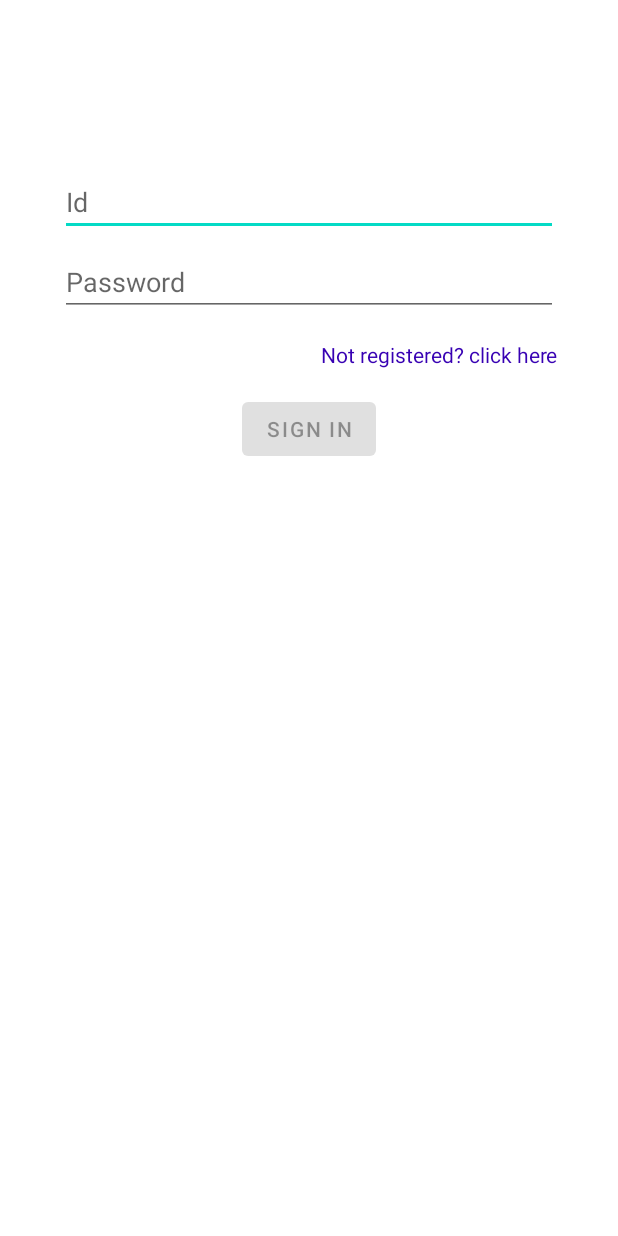
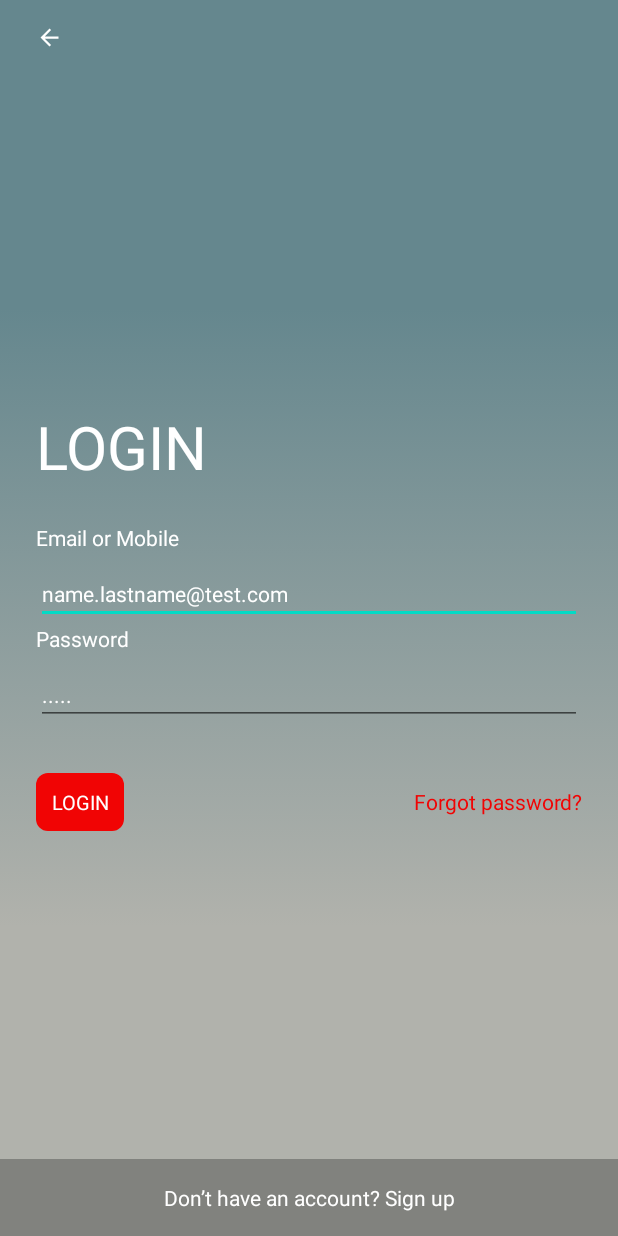
Before and after one commit to amir-hossain/hi-dear, an Android app: the LoginActivity screen opened directly, with no data from a screen before it, on a phone screen of 412 x 824 dp. Run offline under Robolectric (Android 15) with nearby library versions, the phone set to English and light mode, and no system bars; our stand-ins replace Room's generated code; libraries missing offline, so code that uses them is left out: jp.wasabeef.glide; 1 statement that could not run was skipped.

Commit message:
Login page design added

```diff
--- a/app/build.gradle
+++ b/app/build.gradle
@@ -60,4 +60,7 @@ dependencies {
     implementation 'androidx.navigation:navigation-fragment-ktx:2.3.2'
     implementation 'androidx.navigation:navigation-ui-ktx:2.3.2'
     kapt 'androidx.room:room-compiler:2.2.6'
+    implementation 'com.github.bumptech.glide:glide:4.12.0'
+    kapt 'com.github.bumptech.glide:compiler:4.12.0'
+    implementation 'jp.wasabeef:glide-transformations:4.3.0'
 }
--- a/app/src/main/AndroidManifest.xml
+++ b/app/src/main/AndroidManifest.xml
@@ -14,7 +14,8 @@
         <activity
             android:name=".ui.activity.login.LoginActivity"
             android:label="@string/app_name"
-            android:theme="@style/Theme.HiDear.Login">
+            android:theme="@style/Theme.HiDear.Login"
+            android:exported="true">
 
         </activity>
         <activity android:name=".ui.activity.register.RegistrationActivity" />
--- /dev/null
+++ b/app/src/main/java/com/hi/dear/ui/PasswordTransformation.kt
@@ -0,0 +1,23 @@
+package com.hi.dear.ui
+
+import android.text.method.PasswordTransformationMethod
+import android.view.View
+
+class PasswordTransformation : PasswordTransformationMethod() {
+    override fun getTransformation(source: CharSequence?, view: View?): CharSequence? {
+        return PasswordCharSequence(source ?: "")
+    }
+
+    private class PasswordCharSequence(private val source: CharSequence) : CharSequence {
+        override val length: Int
+            get() = source.length
+
+        override fun get(index: Int): Char {
+            return '.'
+        }
+
+        override fun subSequence(start: Int, end: Int): CharSequence {
+            return source.subSequence(start, end) // Return default
+        }
+    }
+}
--- a/app/src/main/java/com/hi/dear/ui/activity/login/LoginActivity.kt
+++ b/app/src/main/java/com/hi/dear/ui/activity/login/LoginActivity.kt
@@ -2,6 +2,7 @@ package com.hi.dear.ui.activity.login
 
 import android.app.Activity
 import android.content.Intent
+import android.graphics.drawable.Drawable
 import android.os.Bundle
 import android.text.Editable
 import android.text.TextWatcher
@@ -10,15 +11,22 @@ import android.widget.EditText
 import android.widget.Toast
 import androidx.lifecycle.Observer
 import androidx.lifecycle.ViewModelProvider
+import com.bumptech.glide.Glide
+import com.bumptech.glide.request.RequestOptions.bitmapTransform
+import com.bumptech.glide.request.target.CustomTarget
+import com.bumptech.glide.request.transition.Transition
 import com.hi.dear.R
 import com.hi.dear.data.model.common.UserCore
 import com.hi.dear.databinding.ActivityLoginBinding
 import com.hi.dear.repo.LoginRepository
 import com.hi.dear.source.local.LocalLoginSource
+import com.hi.dear.ui.PasswordTransformation
 import com.hi.dear.ui.PrefsManager
 import com.hi.dear.ui.activity.main.MainActivity
 import com.hi.dear.ui.activity.register.RegistrationActivity
 import com.hi.dear.ui.base.BaseActivity
+import jp.wasabeef.glide.transformations.BlurTransformation
+
 
 class LoginActivity : BaseActivity() {
 
@@ -34,11 +42,15 @@ class LoginActivity : BaseActivity() {
         val login = binding.login
         val loading = binding.loading
 
+        burBackground(binding.container, R.drawable.img_background)
+        binding.password.transformationMethod = PasswordTransformation()
         loginViewModel = ViewModelProvider(
             this,
             ViewModelFactory(LoginRepository(LocalLoginSource(application)))
         )
             .get(LoginViewModel::class.java)
+
+        binding.back.setOnClickListener { onBackPressed() }
 
         loginViewModel.loginFormState.observe(this@LoginActivity, Observer {
             val loginState = it ?: return@Observer
@@ -96,6 +108,24 @@ class LoginActivity : BaseActivity() {
         }
     }
 
+    private fun burBackground(view: View, imageId: Int) {
+        Glide.with(this)
+            .load(imageId)
+            .apply(bitmapTransform(BlurTransformation(100)))
+            .into(object : CustomTarget<Drawable>() {
+                override fun onLoadCleared(placeholder: Drawable?) {
+
+                }
+
+                override fun onResourceReady(
+                    resource: Drawable,
+                    transition: Transition<in Drawable>?
+                ) {
+                    view.background = resource
+                }
+            })
+    }
+
     private fun updateUiWithUser(model: UserCore?) {
         val welcome = getString(R.string.welcome)
         val displayName = model?.name
--- /dev/null
+++ b/app/src/main/res/drawable/ic_back.xml
@@ -0,0 +1,9 @@
+<vector xmlns:android="http://schemas.android.com/apk/res/android"
+    android:width="18dp"
+    android:height="18dp"
+    android:viewportWidth="24"
+    android:viewportHeight="24">
+    <path
+        android:pathData="M20,11H7.83l5.59,-5.59L12,4l-8,8 8,8 1.41,-1.41L7.83,13H20v-2z"
+        android:fillColor="#ffffff" />
+</vector>
--- a/app/src/main/res/layout/activity_login.xml
+++ b/app/src/main/res/layout/activity_login.xml
@@ -5,72 +5,132 @@
     android:id="@+id/container"
     android:layout_width="match_parent"
     android:layout_height="match_parent"
-    android:paddingLeft="@dimen/activity_horizontal_margin"
-    android:paddingTop="@dimen/activity_vertical_margin"
-    android:paddingRight="@dimen/activity_horizontal_margin"
-    android:paddingBottom="@dimen/activity_vertical_margin"
+    android:background="@drawable/img_background"
     tools:context=".ui.activity.login.LoginActivity">
+
+
+    <ImageView
+        android:id="@+id/back"
+        android:layout_width="wrap_content"
+        android:layout_height="wrap_content"
+        android:layout_marginStart="24dp"
+        android:layout_marginTop="16dp"
+        app:layout_constraintStart_toStartOf="parent"
+        app:layout_constraintTop_toTopOf="parent"
+        app:srcCompat="@drawable/ic_back" />
+
+
+    <LinearLayout
+        android:id="@+id/linearLayout"
+        android:layout_width="match_parent"
+        android:layout_height="wrap_content"
+        android:layout_marginStart="@dimen/dp_24"
+        android:layout_marginEnd="@dimen/dp_24"
+        android:orientation="vertical"
+        app:layout_constraintBottom_toBottomOf="parent"
+        app:layout_constraintStart_toStartOf="parent"
+        app:layout_constraintTop_toTopOf="parent">
+
+        <TextView
+            android:id="@+id/textView"
+            android:layout_width="wrap_content"
+            android:layout_height="wrap_content"
+            android:layout_above="@+id/label1"
+            android:layout_marginBottom="24dp"
+            android:text="@string/login"
+            android:textColor="@color/white"
+            android:textSize="40sp" />
+
+        <TextView
+            android:id="@+id/label1"
+            android:layout_width="wrap_content"
+            android:layout_height="wrap_content"
+            android:text="@string/email_mobile"
+            android:textColor="@color/white"
+            android:textSize="14sp" />
 
         <EditText
             android:id="@+id/id"
-        android:layout_width="0dp"
+            android:layout_width="match_parent"
             android:layout_height="wrap_content"
-        android:layout_marginStart="24dp"
-        android:layout_marginTop="96dp"
-        android:layout_marginEnd="24dp"
-        android:hint="@string/prompt_id"
+            android:layout_marginTop="@dimen/dp_8"
+            android:hint="@string/prompt_email"
             android:inputType="text"
             android:selectAllOnFocus="true"
-        app:layout_constraintEnd_toEndOf="parent"
-        app:layout_constraintStart_toStartOf="parent"
-        app:layout_constraintTop_toTopOf="parent" />
+            android:textColor="@color/white"
+            android:textColorHint="@color/white"
+            android:textSize="14sp" />
+
+        <TextView
+            android:id="@+id/label2"
+            android:layout_width="wrap_content"
+            android:layout_height="wrap_content"
+            android:text="@string/password"
+            android:textColor="@color/white"
+            android:textSize="14sp" />
 
         <EditText
             android:id="@+id/password"
-        android:layout_width="0dp"
+            android:layout_width="match_parent"
             android:layout_height="wrap_content"
-        android:layout_marginStart="24dp"
             android:layout_marginTop="8dp"
-        android:layout_marginEnd="24dp"
             android:hint="@string/prompt_password"
             android:imeActionLabel="@string/action_sign_in_short"
             android:imeOptions="actionDone"
             android:inputType="textPassword"
             android:selectAllOnFocus="true"
-        app:layout_constraintEnd_toEndOf="parent"
-        app:layout_constraintStart_toStartOf="parent"
-        app:layout_constraintTop_toBottomOf="@+id/id" />
-
-    <Button
-        android:id="@+id/login"
-        android:layout_width="wrap_content"
-        android:layout_height="wrap_content"
-        android:layout_gravity="start"
-        android:layout_marginTop="16dp"
-        android:enabled="false"
-        android:text="@string/action_sign_in"
-        app:layout_constraintEnd_toEndOf="parent"
-        app:layout_constraintStart_toStartOf="parent"
-        app:layout_constraintTop_toBottomOf="@id/loading"
-        app:layout_constraintVertical_bias="0.2" />
+            android:textColor="@color/white"
+            android:textColorHint="@color/white"
+            android:textSize="14sp" />
 
         <ProgressBar
             android:id="@+id/loading"
             android:layout_width="wrap_content"
             android:layout_height="wrap_content"
-        android:visibility="gone"
             android:layout_marginTop="@dimen/activity_horizontal_margin"
+            android:visibility="gone" />
+
+        <LinearLayout
+            android:layout_width="match_parent"
+            android:layout_height="wrap_content"
+            android:orientation="horizontal">
+
+            <TextView
+                android:id="@+id/login"
+                android:layout_width="wrap_content"
+                android:layout_height="wrap_content"
+                android:layout_marginTop="@dimen/dp_32"
+                android:background="@drawable/button_background"
+                android:padding="@dimen/dp_10"
+                android:text="@string/login"
+                android:textAlignment="center"
+                android:textColor="@color/white"
+                android:textSize="13sp" />
+
+            <TextView
+                android:layout_width="wrap_content"
+                android:layout_height="wrap_content"
+                android:layout_gravity="center_vertical"
+                android:layout_marginTop="@dimen/activity_horizontal_margin"
+                android:layout_weight="1"
+                android:gravity="end"
+                android:text="@string/forgot_password"
+                android:textColor="@color/primary"
+                android:textSize="14sp"
                 app:layout_constraintEnd_toEndOf="@+id/password"
-        app:layout_constraintStart_toStartOf="@+id/password"
-        app:layout_constraintTop_toBottomOf="@+id/register" />
+                app:layout_constraintTop_toBottomOf="@+id/password" />
+        </LinearLayout>
+    </LinearLayout>
 
     <TextView
         android:id="@+id/register"
-        android:layout_width="wrap_content"
+        android:background="@color/transparent_black"
+        android:layout_width="match_parent"
         android:layout_height="wrap_content"
-        android:text="Not registered? click here"
-        android:textColor="@color/purple_700"
-        app:layout_constraintEnd_toEndOf="@+id/password"
-        app:layout_constraintTop_toBottomOf="@+id/password"
-        android:layout_marginTop="@dimen/activity_horizontal_margin" />
+        android:text="@string/sign_up_promot"
+        android:textColor="@color/white"
+        android:padding="@dimen/dp_16"
+        app:layout_constraintBottom_toBottomOf="parent"
+        app:layout_constraintStart_toStartOf="parent"
+        android:gravity="center" />
 </androidx.constraintlayout.widget.ConstraintLayout>
--- a/app/src/main/res/layout/activity_registration.xml
+++ b/app/src/main/res/layout/activity_registration.xml
@@ -18,7 +18,7 @@
         android:layout_marginStart="24dp"
         android:layout_marginTop="96dp"
         android:layout_marginEnd="24dp"
-        android:hint="@string/prompt_id"
+        android:hint="@string/prompt_email"
         android:inputType="text"
         android:selectAllOnFocus="true"
         app:layout_constraintEnd_toEndOf="parent"
--- a/app/src/main/res/values/colors.xml
+++ b/app/src/main/res/values/colors.xml
@@ -12,4 +12,5 @@
     <color name="gray_500">#9e9e9e</color>
     <color name="primary">#F10404</color>
     <color name="blue_black">#2A4755</color>
+    <color name="transparent_black">#45000000</color>
 </resources>
--- a/app/src/main/res/values/strings.xml
+++ b/app/src/main/res/values/strings.xml
@@ -1,7 +1,7 @@
 <resources>
     <string name="app_name">Hi Dear</string>
-    <string name="prompt_id">Id</string>
-    <string name="prompt_password">Password</string>
+    <string name="prompt_email">name.lastname@test.com</string>
+    <string name="prompt_password">.....</string>
     <string name="action_sign_in">Sign in</string>
     <string name="action_sign_in_short">Sign in</string>
     <string name="welcome">"Welcome !"</string>
@@ -21,4 +21,8 @@
     <string name="slogan">more than a dating app</string>
     <string name="sign_up_now">SIGN UP NOW</string>
     <string name="login">LOGIN</string>
+    <string name="email_mobile">Email or Mobile</string>
+    <string name="password">Password</string>
+    <string name="forgot_password">Forgot password?</string>
+    <string name="sign_up_promot">Don’t have an account? Sign up</string>
 </resources>
```
Also changed, not shown: app/src/main/res/drawable-anydpi/img_background.png (added). Lines whose indentation alone changed are shown as unchanged.
